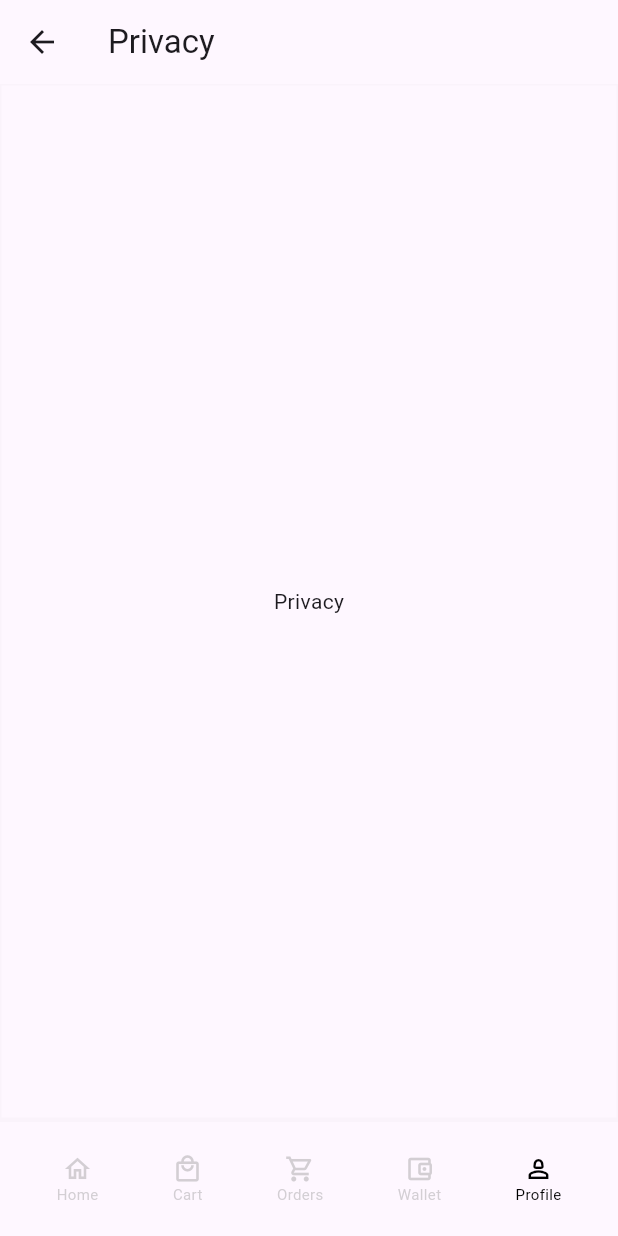
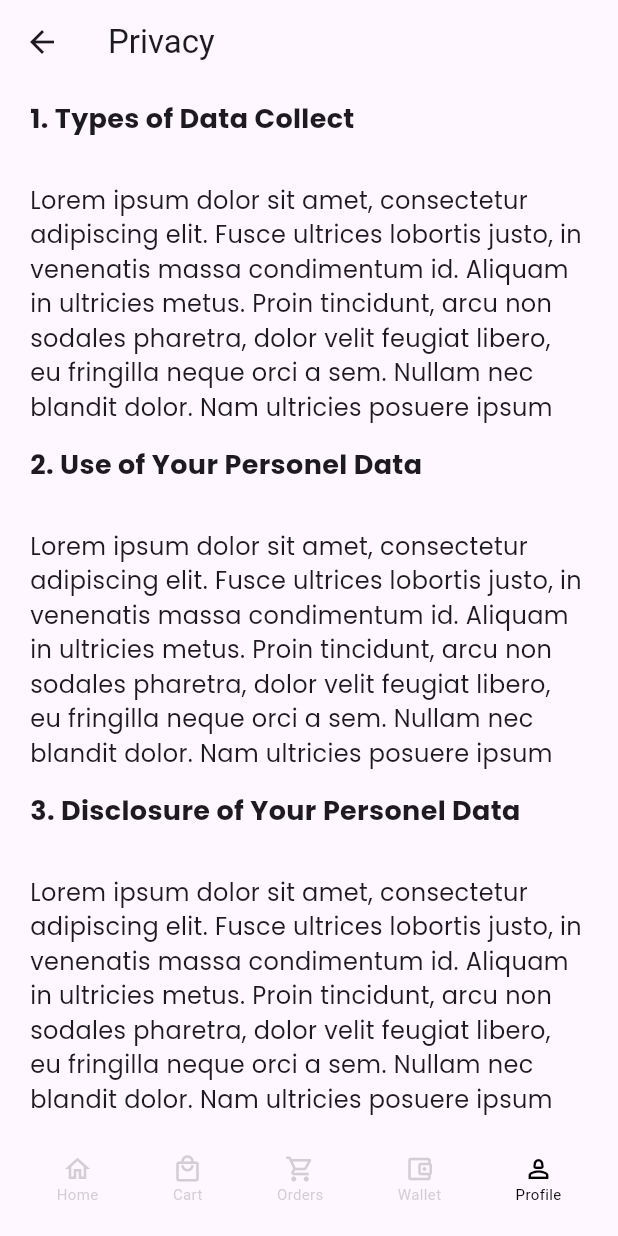
Before and after one commit to sennachu/Funica_Mobile, a Flutter app: the PrivacyScreen screen opened by its route, on a phone screen of 412 x 824 dp. Run offline on Flutter 3.47's test engine with Material 3 defaults, Android fonts, the light colour scheme and no system bars; our stand-ins replace carousel_slider, flutter_secure_storage, gap, go_router, google_fonts, preload_page_view and 1 more; missing offline and left inert: grock; accounts and stored records are empty.

Commit message:
privacy screen designed

```diff
--- a/lib/screens/profile_sec/privacy.dart
+++ b/lib/screens/profile_sec/privacy.dart
@@ -1,9 +1,10 @@
 import 'package:flutter/material.dart';
 import 'package:funica_mobile/widgets/bottomNavigation.dart';
 import 'package:go_router/go_router.dart';
+import 'package:google_fonts/google_fonts.dart';
 
 class PrivacyScreen extends StatefulWidget {
-  const PrivacyScreen({super.key});
+  const PrivacyScreen({Key? key}) : super(key: key);
 
   @override
   State<PrivacyScreen> createState() => _PrivacyScreenState();
@@ -24,20 +25,66 @@ class _PrivacyScreenState extends State<PrivacyScreen> {
       ),
       body: Column(
         children: [
+          Container(
+            alignment: Alignment.centerLeft,
+            padding: EdgeInsets.symmetric(horizontal: 20, vertical: 10),
+            child: Text(
+              "1. Types of Data Collect",
+              style: GoogleFonts.poppins(
+                fontWeight: FontWeight.bold, // Bold text
+                fontSize: 18,
+              ),
+            ),
+          ),
           Expanded(
-            child: Container(
-              decoration: BoxDecoration(
-                border: Border.all(
-                  color: Color.fromARGB(9, 137, 137, 137),
-                ),
+            child: SingleChildScrollView(
+              padding: EdgeInsets.all(20),
+              child: Text(
+                // Lorem ipsum text
+                "Lorem ipsum dolor sit amet, consectetur adipiscing elit. Fusce ultrices lobortis justo, in venenatis massa condimentum id. Aliquam in ultricies metus. Proin tincidunt, arcu non sodales pharetra, dolor velit feugiat libero, eu fringilla neque orci a sem. Nullam nec blandit dolor. Nam ultricies posuere ipsum nec interdum. Sed vehicula nunc id tellus tincidunt, eget ultricies nunc auctor. Aliquam erat volutpat. Sed nec est a lectus condimentum posuere a nec enim. Sed rhoncus augue at justo scelerisque, vel fermentum metus finibus. Duis lobortis nisi ut dolor vestibulum, id consequat libero imperdiet.",
+                style: GoogleFonts.poppins(fontSize: 16),
               ),
-              child: Center(child: Text("Privacy")),
             ),
           ),
           Container(
-            decoration: BoxDecoration(
-              border: Border.all(
-                color: Color.fromARGB(9, 137, 137, 137),
+            alignment: Alignment.centerLeft,
+            padding: EdgeInsets.symmetric(horizontal: 20, vertical: 10),
+            child: Text(
+              "2. Use of Your Personel Data",
+              style: GoogleFonts.poppins(
+                fontWeight: FontWeight.bold, // Bold text
+                fontSize: 18,
+              ),
+            ),
+          ),
+          Expanded(
+            child: SingleChildScrollView(
+              padding: EdgeInsets.all(20),
+              child: Text(
+                // Lorem ipsum text
+                "Lorem ipsum dolor sit amet, consectetur adipiscing elit. Fusce ultrices lobortis justo, in venenatis massa condimentum id. Aliquam in ultricies metus. Proin tincidunt, arcu non sodales pharetra, dolor velit feugiat libero, eu fringilla neque orci a sem. Nullam nec blandit dolor. Nam ultricies posuere ipsum nec interdum. Sed vehicula nunc id tellus tincidunt, eget ultricies nunc auctor. Aliquam erat volutpat. Sed nec est a lectus condimentum posuere a nec enim. Sed rhoncus augue at justo scelerisque, vel fermentum metus finibus. Duis lobortis nisi ut dolor vestibulum, id consequat libero imperdiet.",
+                style: GoogleFonts.poppins(fontSize: 16),
+              ),
+            ),
+          ),
+          Container(
+            alignment: Alignment.centerLeft,
+            padding: EdgeInsets.symmetric(horizontal: 20, vertical: 10),
+            child: Text(
+              "3. Disclosure of Your Personel Data",
+              style: GoogleFonts.poppins(
+                fontWeight: FontWeight.bold, // Bold text
+                fontSize: 18,
+              ),
+            ),
+          ),
+          Expanded(
+            child: SingleChildScrollView(
+              padding: EdgeInsets.all(20),
+              child: Text(
+                // Lorem ipsum text
+                "Lorem ipsum dolor sit amet, consectetur adipiscing elit. Fusce ultrices lobortis justo, in venenatis massa condimentum id. Aliquam in ultricies metus. Proin tincidunt, arcu non sodales pharetra, dolor velit feugiat libero, eu fringilla neque orci a sem. Nullam nec blandit dolor. Nam ultricies posuere ipsum nec interdum. Sed vehicula nunc id tellus tincidunt, eget ultricies nunc auctor. Aliquam erat volutpat. Sed nec est a lectus condimentum posuere a nec enim. Sed rhoncus augue at justo scelerisque, vel fermentum metus finibus. Duis lobortis nisi ut dolor vestibulum, id consequat libero imperdiet.",
+                style: GoogleFonts.poppins(fontSize: 16),
               ),
             ),
           ),
```
